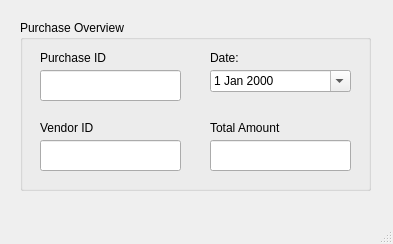
Old version of the form Screens/ViewPurchase.ui in the repository basil-ali-khan/Inventory-Management-System.
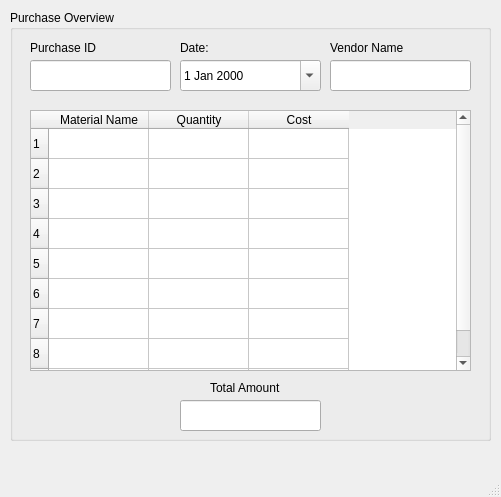
New version of the form.

Commit message: search material/vendor and view button functionality updated

Diff of the .ui file:
```diff
--- a/Screens/ViewPurchase.ui
+++ b/Screens/ViewPurchase.ui
@@ -6,8 +6,8 @@
    <rect>
     <x>0</x>
     <y>0</y>
-    <width>393</width>
-    <height>244</height>
+    <width>501</width>
+    <height>497</height>
    </rect>
   </property>
   <property name="windowTitle">
@@ -17,10 +17,10 @@
    <widget class="QGroupBox" name="groupBox">
     <property name="geometry">
      <rect>
-      <x>20</x>
-      <y>20</y>
-      <width>351</width>
-      <height>171</height>
+      <x>10</x>
+      <y>10</y>
+      <width>481</width>
+      <height>431</height>
      </rect>
     </property>
     <property name="title">
@@ -55,7 +55,7 @@
     <widget class="QLabel" name="label_4">
      <property name="geometry">
       <rect>
-       <x>190</x>
+       <x>170</x>
        <y>30</y>
        <width>55</width>
        <height>16</height>
@@ -68,8 +68,8 @@
     <widget class="QLineEdit" name="viewVendorId">
      <property name="geometry">
       <rect>
-       <x>20</x>
-       <y>120</y>
+       <x>320</x>
+       <y>50</y>
        <width>141</width>
        <height>31</height>
       </rect>
@@ -81,23 +81,23 @@
     <widget class="QLabel" name="label_5">
      <property name="geometry">
       <rect>
-       <x>20</x>
-       <y>100</y>
+       <x>320</x>
+       <y>30</y>
        <width>81</width>
        <height>16</height>
       </rect>
      </property>
      <property name="text">
-      <string>Vendor ID</string>
+      <string>Vendor Name</string>
      </property>
     </widget>
     <widget class="QDateEdit" name="viewPurchaseDate">
      <property name="geometry">
       <rect>
-       <x>190</x>
+       <x>170</x>
        <y>50</y>
        <width>141</width>
-       <height>22</height>
+       <height>31</height>
       </rect>
      </property>
      <property name="calendarPopup">
@@ -107,8 +107,8 @@
     <widget class="QLabel" name="label_3">
      <property name="geometry">
       <rect>
-       <x>190</x>
-       <y>100</y>
+       <x>200</x>
+       <y>370</y>
        <width>91</width>
        <height>16</height>
       </rect>
@@ -120,8 +120,8 @@
     <widget class="QLineEdit" name="viewTotalAmount">
      <property name="geometry">
       <rect>
-       <x>190</x>
-       <y>120</y>
+       <x>170</x>
+       <y>390</y>
        <width>141</width>
        <height>31</height>
       </rect>
@@ -130,6 +130,76 @@
       <set>Qt::AlignCenter</set>
      </property>
     </widget>
+    <widget class="QTableWidget" name="ViewPurchaseTable">
+     <property name="geometry">
+      <rect>
+       <x>20</x>
+       <y>100</y>
+       <width>441</width>
+       <height>261</height>
+      </rect>
+     </property>
+     <row>
+      <property name="text">
+       <string>1</string>
+      </property>
+     </row>
+     <row>
+      <property name="text">
+       <string>2</string>
+      </property>
+     </row>
+     <row>
+      <property name="text">
+       <string>3</string>
+      </property>
+     </row>
+     <row>
+      <property name="text">
+       <string>4</string>
+      </property>
+     </row>
+     <row>
+      <property name="text">
+       <string>5</string>
+      </property>
+     </row>
+     <row>
+      <property name="text">
+       <string>6</string>
+      </property>
+     </row>
+     <row>
+      <property name="text">
+       <string>7</string>
+      </property>
+     </row>
+     <row>
+      <property name="text">
+       <string>8</string>
+      </property>
+     </row>
+     <row>
+      <property name="text">
+       <string>10</string>
+      </property>
+     </row>
+     <column>
+      <property name="text">
+       <string>Material Name</string>
+      </property>
+     </column>
+     <column>
+      <property name="text">
+       <string>Quantity</string>
+      </property>
+     </column>
+     <column>
+      <property name="text">
+       <string>Cost</string>
+      </property>
+     </column>
+    </widget>
    </widget>
   </widget>
   <widget class="QMenuBar" name="menubar">
```
Left out of the diff: 6 changed lines with no effect on the pictures. The commit also changes 7 other files.
